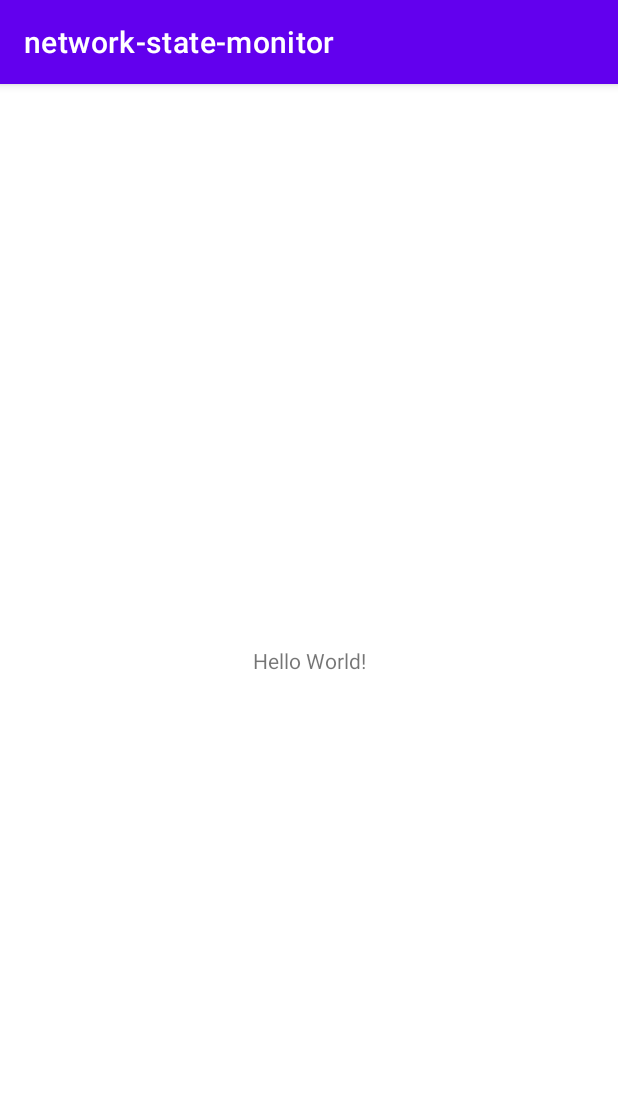
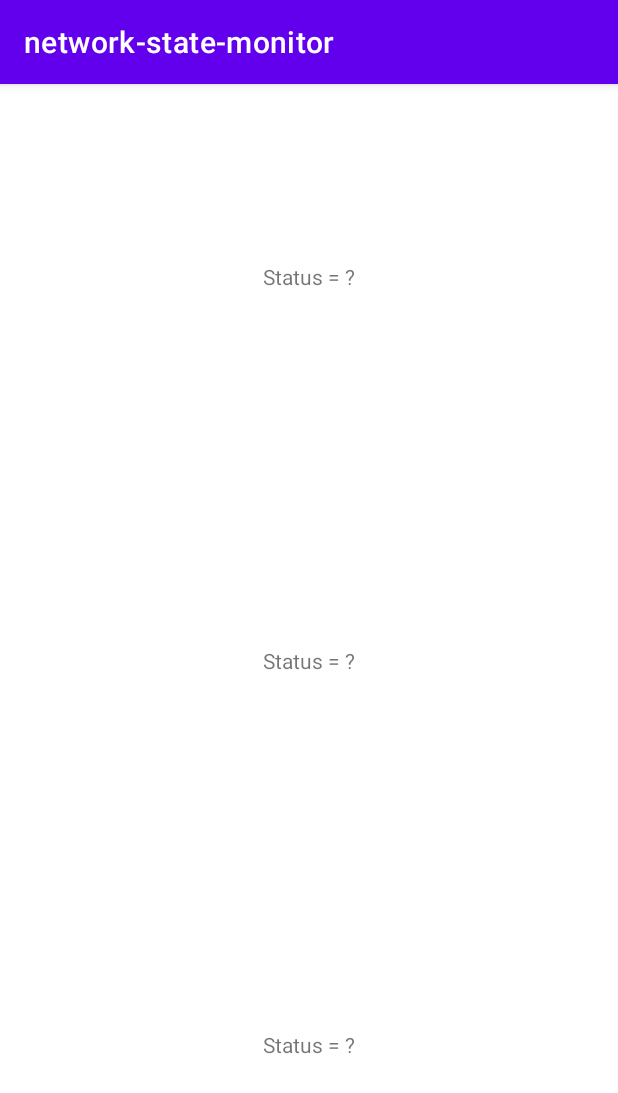
Before and after one commit to daniellfalcao/network-state-monitor, an Android app: the screen it shows after launch (MainActivity), on a phone screen of 412 x 824 dp. Shown: the top 1093 px of the screen. Run offline under Robolectric (Android 15) with nearby library versions, the phone set to English and light mode, and no system bars.

```diff
--- a/library/build.gradle
+++ b/library/build.gradle
@@ -39,6 +39,9 @@ dependencies {
     implementation 'androidx.appcompat:appcompat:1.2.0'
     implementation 'com.google.android.material:material:1.2.1'
 
+    api 'org.jetbrains.kotlinx:kotlinx-coroutines-core:1.4.0'
+    api 'org.jetbrains.kotlinx:kotlinx-coroutines-android:1.4.0'
+
     testImplementation 'junit:junit:4.13.1'
 
     androidTestImplementation 'androidx.test.ext:junit:1.1.2'
--- a/sample/src/main/java/com/falcon/sample/MainActivity.kt
+++ b/sample/src/main/java/com/falcon/sample/MainActivity.kt
@@ -1,20 +1,29 @@
 package com.falcon.sample
 
+import android.os.Bundle
 import androidx.appcompat.app.AppCompatActivity
-import android.os.Bundle
+import androidx.fragment.app.Fragment
 import com.falcon.library.NetworkStateMonitor
+import com.falcon.sample.MainFragment.Companion.FRAGMENT_NUMBER
 
 class MainActivity : AppCompatActivity() {
 
-    private lateinit var networkStateMonitor: NetworkStateMonitor
+    lateinit var networkStateMonitor: NetworkStateMonitor
 
     override fun onCreate(savedInstanceState: Bundle?) {
         super.onCreate(savedInstanceState)
         setContentView(R.layout.activity_main)
+    }
 
-        networkStateMonitor = NetworkStateMonitor(application, lifecycle)
-        networkStateMonitor.addNetworkStateListener { networkState, networkTransport ->
-            println("state -> $networkState, transport -> $networkTransport")
+    override fun onAttachFragment(fragment: Fragment) {
+        super.onAttachFragment(fragment)
+        val fragmentNumber = when (fragment.id) {
+            R.id.fragment -> 1
+            R.id.fragment2 -> 2
+            R.id.fragment3 -> 3
+            else -> 0
         }
+        Bundle().apply { putInt(FRAGMENT_NUMBER, fragmentNumber) }.also { fragment.arguments = it }
     }
+
 }
--- /dev/null
+++ b/sample/src/main/java/com/falcon/sample/MainFragment.kt
@@ -0,0 +1,48 @@
+package com.falcon.sample
+
+import android.content.Context
+import android.os.Bundle
+import android.view.LayoutInflater
+import android.view.View
+import android.view.ViewGroup
+import androidx.fragment.app.Fragment
+import com.falcon.library.NetworkStateMonitor
+import kotlinx.android.synthetic.main.fragment_main.*
+
+class MainFragment : Fragment() {
+
+    companion object {
+        const val FRAGMENT_NUMBER = "number"
+    }
+
+    private lateinit var networkStateMonitor: NetworkStateMonitor
+    private val fragmentNumber: Int by lazy { arguments?.getInt(FRAGMENT_NUMBER) ?: 0 }
+
+    override fun onCreateView(
+        inflater: LayoutInflater,
+        container: ViewGroup?,
+        savedInstanceState: Bundle?
+    ): View? {
+        return inflater.inflate(R.layout.fragment_main, container, false)
+    }
+
+    override fun onAttach(context: Context) {
+        super.onAttach(context)
+        networkStateMonitor = NetworkStateMonitor(context, lifecycle)
+        networkStateMonitor.addNetworkStateListener { networkState, networkTransport ->
+            status.text = "Status = $networkState"
+            println("$fragmentNumber state -> $networkState, transport -> $networkTransport")
+        }
+    }
+
+    override fun onResume() {
+        super.onResume()
+        println("on fragment resumed! $fragmentNumber")
+    }
+
+    override fun onPause() {
+        super.onPause()
+        println("on fragment paused! $fragmentNumber")
+    }
+
+}
--- a/sample/src/main/res/layout/activity_main.xml
+++ b/sample/src/main/res/layout/activity_main.xml
@@ -6,13 +6,35 @@
     android:layout_height="match_parent"
     tools:context=".MainActivity">
 
-    <TextView
-        android:layout_width="wrap_content"
-        android:layout_height="wrap_content"
-        android:text="Hello World!"
-        app:layout_constraintBottom_toBottomOf="parent"
-        app:layout_constraintLeft_toLeftOf="parent"
-        app:layout_constraintRight_toRightOf="parent"
+    <fragment
+        android:id="@+id/fragment2"
+        android:name="com.falcon.sample.MainFragment"
+        android:layout_width="0dp"
+        android:layout_height="0dp"
+        app:layout_constraintBottom_toTopOf="@+id/fragment"
+        app:layout_constraintEnd_toEndOf="parent"
+        app:layout_constraintStart_toStartOf="parent"
         app:layout_constraintTop_toTopOf="parent" />
 
+    <fragment
+        android:id="@+id/fragment"
+        android:name="com.falcon.sample.MainFragment"
+        android:layout_width="0dp"
+        android:layout_height="0dp"
+        app:layout_constraintBottom_toTopOf="@id/fragment3"
+        app:layout_constraintEnd_toEndOf="parent"
+        app:layout_constraintStart_toStartOf="parent"
+        app:layout_constraintTop_toBottomOf="@+id/fragment2" />
+
+    <fragment
+        android:id="@+id/fragment3"
+        android:name="com.falcon.sample.MainFragment"
+        android:layout_width="0dp"
+        android:layout_height="0dp"
+        app:layout_constraintBottom_toBottomOf="parent"
+        app:layout_constraintEnd_toEndOf="parent"
+        app:layout_constraintStart_toStartOf="parent"
+        app:layout_constraintTop_toBottomOf="@+id/fragment" />
+
+
 </androidx.constraintlayout.widget.ConstraintLayout>
--- /dev/null
+++ b/sample/src/main/res/layout/fragment_main.xml
@@ -0,0 +1,19 @@
+<?xml version="1.0" encoding="utf-8"?>
+<androidx.constraintlayout.widget.ConstraintLayout xmlns:android="http://schemas.android.com/apk/res/android"
+    xmlns:app="http://schemas.android.com/apk/res-auto"
+    xmlns:tools="http://schemas.android.com/tools"
+    android:layout_width="match_parent"
+    android:layout_height="match_parent"
+    tools:context=".MainActivity">
+
+    <TextView
+        android:id="@+id/status"
+        android:layout_width="wrap_content"
+        android:layout_height="wrap_content"
+        android:text="Status = ?"
+        app:layout_constraintBottom_toBottomOf="parent"
+        app:layout_constraintLeft_toLeftOf="parent"
+        app:layout_constraintRight_toRightOf="parent"
+        app:layout_constraintTop_toTopOf="parent" />
+
+</androidx.constraintlayout.widget.ConstraintLayout>
```
Also changed, not shown: library/src/main/java/com/falcon/library/NetworkStateMonitor.kt (+31 -9 lines), sample/build.gradle (+3 -4 lines).
